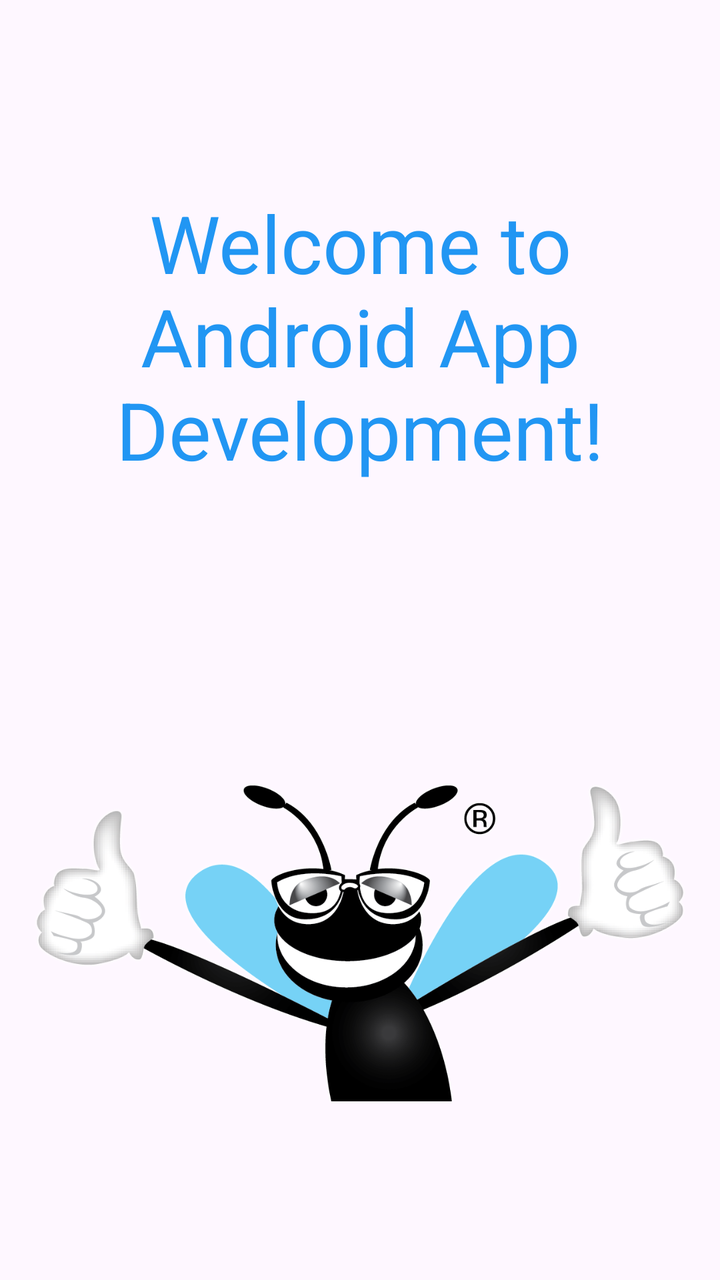
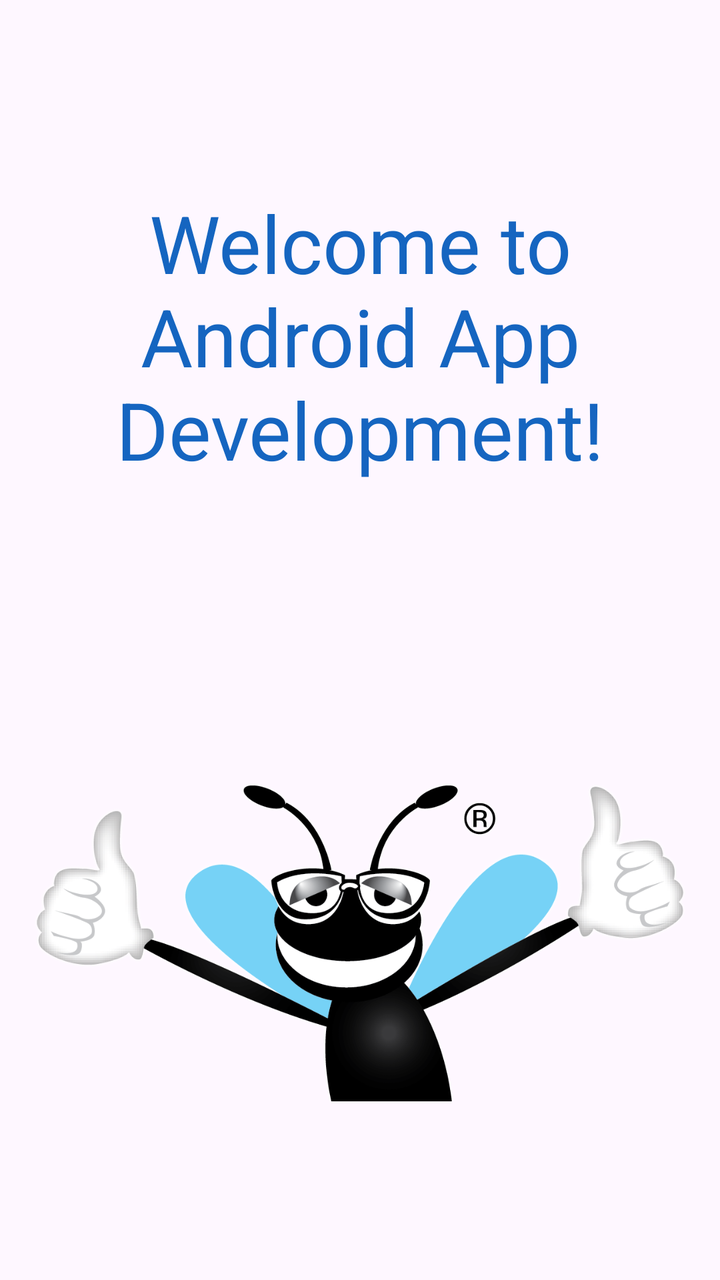

Two renders of the same Android screen: before a commit and after it. Below are the layout's source before the change and the commit's diff.
<!-- AndroidManifest.xml: application theme Theme.WelcomeApp -->
<!-- res/layout/activity_main.xml -->
<?xml version="1.0" encoding="utf-8"?>
<LinearLayout xmlns:android="http://schemas.android.com/apk/res/android"
    xmlns:tools="http://schemas.android.com/tools"
    android:id="@+id/welcomeLinearLayout"
    android:layout_width="match_parent"
    android:layout_height="match_parent"
    android:orientation="vertical"
    android:padding="16dp"
    tools:context=".ui.welcome.MainActivity">

    <TextView
        android:id="@+id/welcomeTextView"
        android:layout_width="wrap_content"
        android:layout_height="0dp"
        android:layout_gravity="center_horizontal"
        android:layout_weight="1"
        android:gravity="center"
        android:text="@string/welcome"
        android:textColor="@color/welcome_text_color"
        android:textSize="@dimen/welcome_textsize" />

    <ImageView
        android:id="@+id/bugImageView"
        android:layout_width="wrap_content"
        android:layout_height="0dp"
        android:layout_gravity="center_horizontal"
        android:layout_weight="1"
        android:contentDescription="@string/deitel_logo"
        android:src="@drawable/bug" />

</LinearLayout>
<!-- resources referenced by this layout -->
<resources>
  <color name="welcome_text_color">#2196F3</color>
  <dimen name="welcome_textsize">40sp</dimen>
  <!-- drawable bug: png bitmap (drawable, 132287 bytes) -->
  <string name="deitel_logo">Deitel double-thumbs-up bug logo</string>
  <string name="welcome">Welcome to Android App Development!</string>
  <style name="Theme.WelcomeApp" parent="Base.Theme.WelcomeApp" />
  <style name="Base.Theme.WelcomeApp" parent="Theme.Material3.DayNight.NoActionBar">
          
          
      </style>
</resources>

<!-- the commit's change to res/layout/activity_main.xml (unified diff, before → after) -->
@@ -6,7 +6,9 @@
     android:layout_height="match_parent"
     android:orientation="vertical"
     android:padding="16dp"
-    tools:context=".ui.welcome.MainActivity">
+    android:fitsSystemWindows="true"
+    tools:context=".ui.welcome.MainActivity"
+    tools:ignore="EdgeToEdgeOverlay">
 
     <TextView
         android:id="@+id/welcomeTextView"
<!-- resource entries referenced after the edit -->
@@ -1,6 +1,6 @@
 <!-- resources referenced by this layout -->
 <resources>
-  <color name="welcome_text_color">#2196F3</color>
+  <color name="welcome_text_color">#1565C0</color>
   <dimen name="welcome_textsize">40sp</dimen>
   <!-- drawable bug: png bitmap (drawable, 132287 bytes) -->
   <string name="deitel_logo">Deitel double-thumbs-up bug logo</string>
